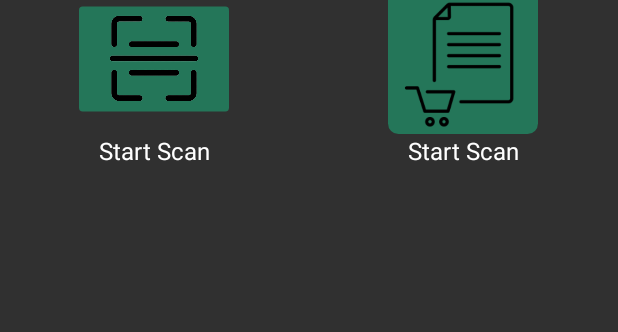
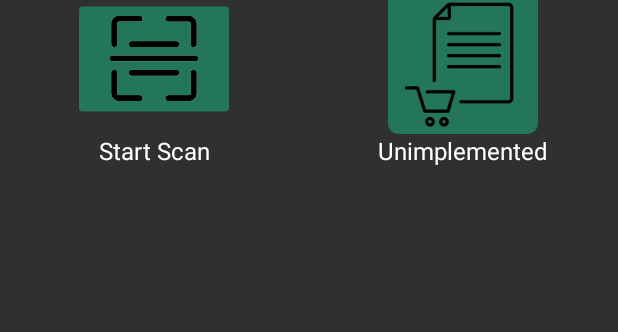
Before and after one commit to Jacobbrewer1/zebra-demo-app, an Android app: the layout activity_main.xml on its own in the app's theme, with its tools: preview values and no code run, on a phone screen of 412 x 824 dp. Shown: the part 515-847 px from the top of the screen. Run offline under Robolectric (Android 15) with nearby library versions, the phone set to English and light mode, and no system bars.

Commit message:
feat(docs): Updating the documentation. (#8)
Updating the documentation.

```diff
--- a/app/src/main/res/layout/activity_main.xml
+++ b/app/src/main/res/layout/activity_main.xml
@@ -50,7 +50,7 @@
                 <TextView android:id="@+id/tempText"
                           style="@style/menu_imageButtonText"
                           android:layout_below="@id/tempButton"
-                          android:text="@string/icon_start_scan_text"/>
+                          android:text="@string/general_unimplemented"/>
             </RelativeLayout>
         </androidx.constraintlayout.widget.ConstraintLayout>
     </ViewFlipper>
```
Also changed, not shown: app/src/main/res/values/strings.xml (+10 -0 lines), 2 other files.
